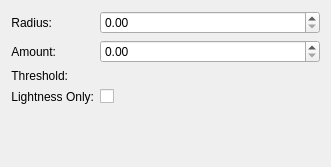
KDE/krita, file plugins/filters/unsharp/wdgunsharp.ui: the form before one commit.
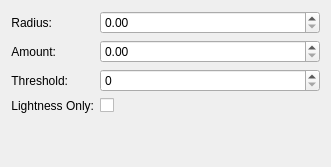
The form after the commit. Custom widgets are drawn as their Qt base class.

Commit message:
ui: Fix Designer not rendering KisSliderSpinBox as QSpinBox
Part-of: <https://invent.kde.org/graphics/krita/-/merge_requests/1742>

Patch:
```diff
--- a/plugins/filters/unsharp/wdgunsharp.ui
+++ b/plugins/filters/unsharp/wdgunsharp.ui
@@ -143,7 +143,7 @@
  <customwidgets>
   <customwidget>
    <class>KisSliderSpinBox</class>
-   <extends>QWidget</extends>
+   <extends>QSpinBox</extends>
    <header>kis_slider_spin_box.h</header>
    <container>1</container>
   </customwidget>
```
The commit also changes 45 other files.
